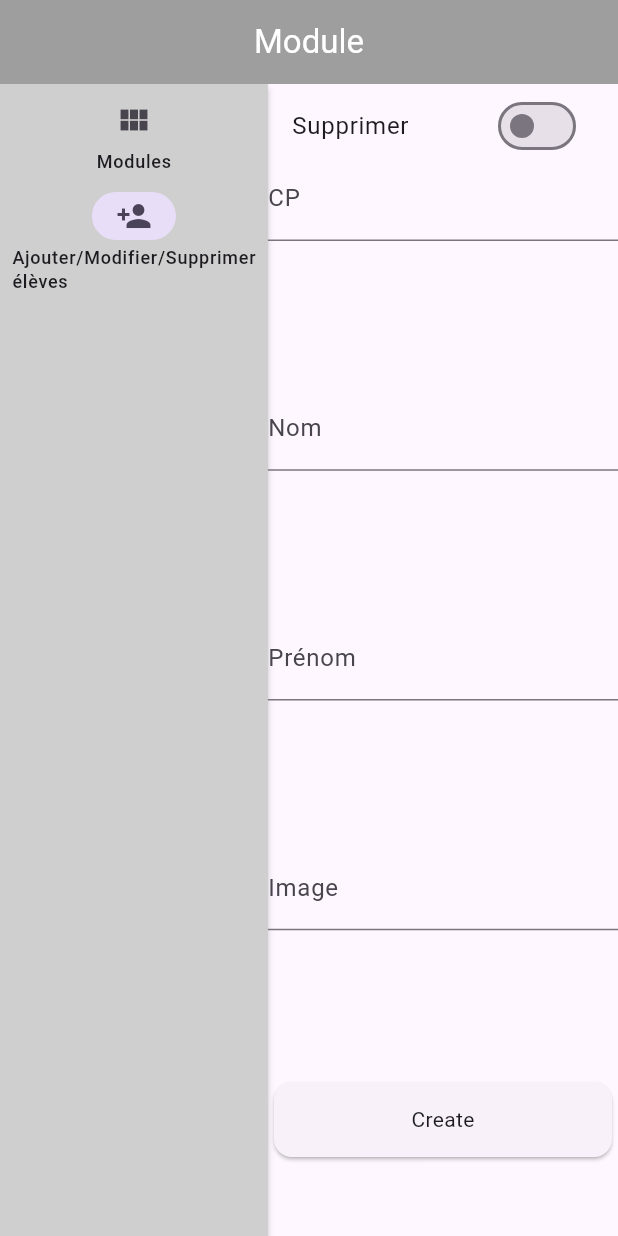
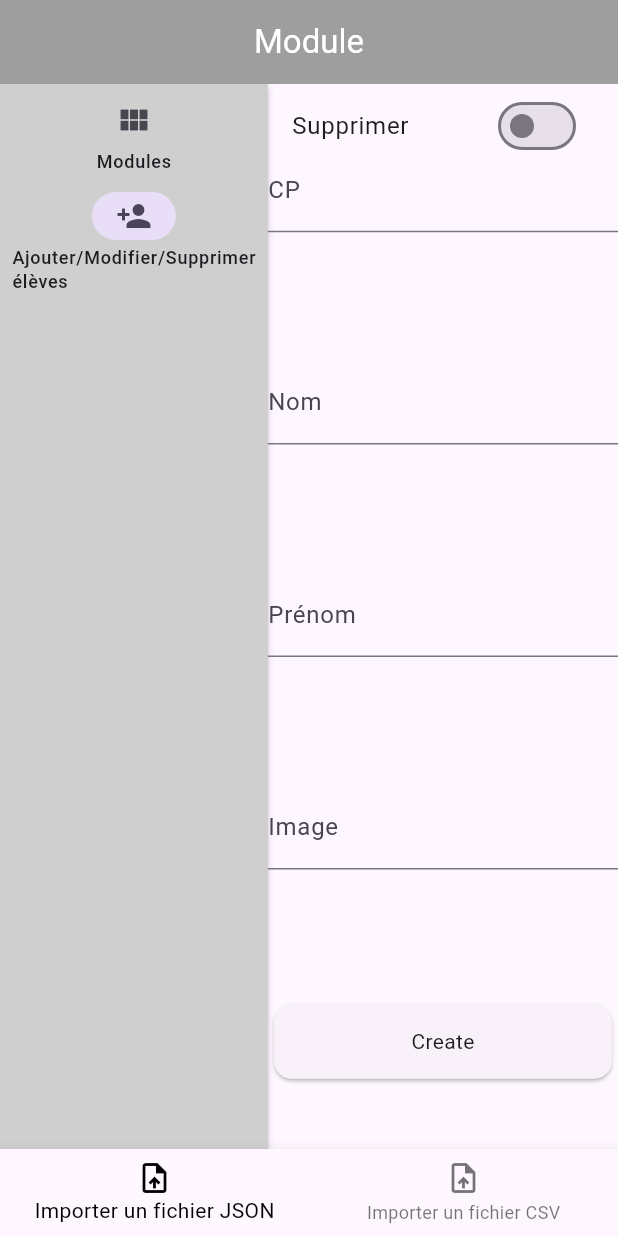
Before and after one commit to Timit0/SuiviModule, a Flutter app: the screen it shows after launch, after a tap on an icon or button, on a phone screen of 412 x 824 dp. Run offline on Flutter 3.47's test engine with Material 2 defaults, Android fonts, the phone set to English and light mode, and no system bars; our stand-ins replace cached_network_image, firebase_core, firebase_database; missing offline and left inert: dart:html, dart:js, dart:js_interop, flutterwebapp_reload_detector; accounts and stored records are empty; statements that could not run were skipped.

Commit message:
ajout d'une BottomNavigationBar

```diff
--- a/lib/screen/module_screen.dart
+++ b/lib/screen/module_screen.dart
@@ -28,6 +28,7 @@ class _ModuleScreenState extends State<ModuleScreen> {
   var _isInit = true;
   var _isLoading = false;
   int _selectedIndex = 0;
+  int _selectedIndex2 = 0;
 
   final formKey = GlobalKey<FormState>();
 
@@ -290,6 +291,15 @@ class _ModuleScreenState extends State<ModuleScreen> {
           )
         ],
       ),
+      bottomNavigationBar: BottomNavigationBar(items: const [
+        BottomNavigationBarItem(icon: Icon(Icons.upload_file_outlined) ,label: 'Importer un fichier JSON'),
+        BottomNavigationBarItem(icon: Icon(Icons.upload_file_outlined) ,label: 'Importer un fichier CSV'),
+      ], currentIndex: _selectedIndex2, fixedColor: Colors.black, onTap: (value) {
+        // debug
+        print(value);
+        _selectedIndex2 = value;
+        setState(() {});
+      },),
     );
   }
 
```
